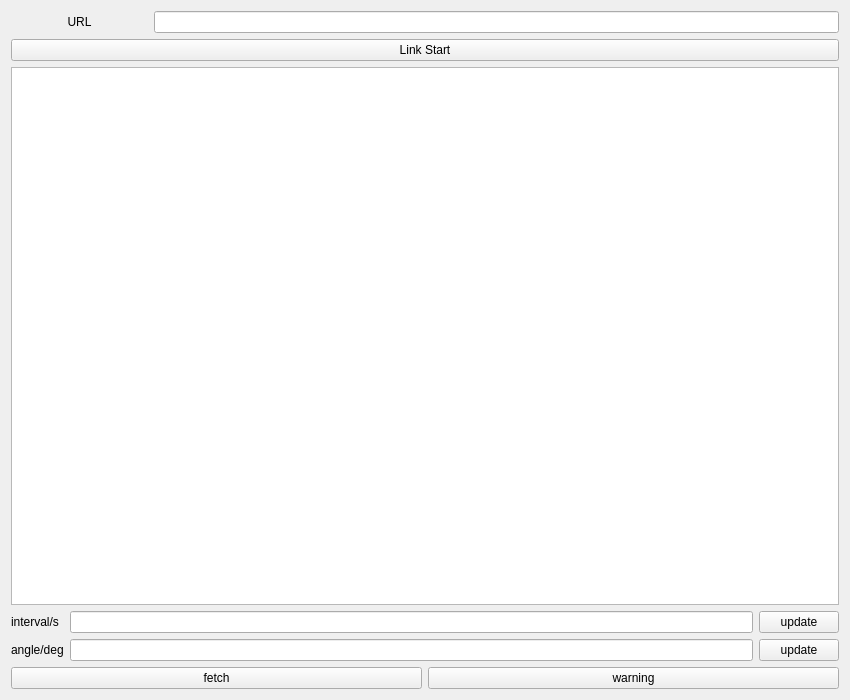
First picture: the form in windowUI/form.ui, repository XwX12596/webcontrol, before the edit.
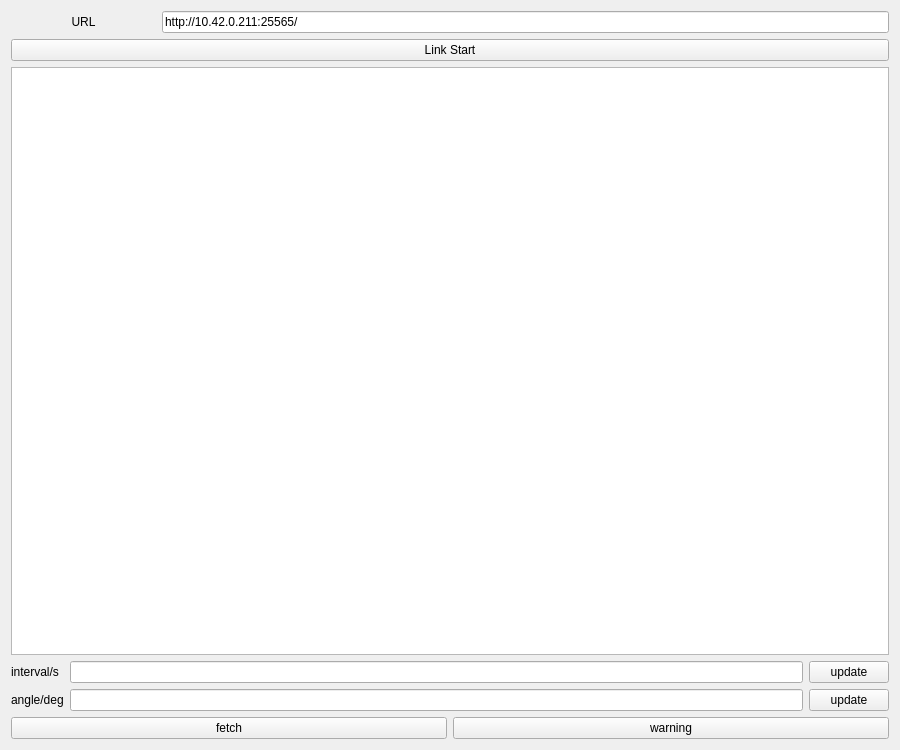
Second picture: the form after the edit.

Diff of the .ui file:
```diff
--- a/windowUI/form.ui
+++ b/windowUI/form.ui
@@ -6,8 +6,8 @@
    <rect>
     <x>0</x>
     <y>0</y>
-    <width>850</width>
-    <height>700</height>
+    <width>900</width>
+    <height>750</height>
    </rect>
   </property>
   <property name="windowTitle">
@@ -27,7 +27,11 @@
       </widget>
      </item>
      <item>
-      <widget class="QLineEdit" name="ip_LE"/>
+      <widget class="QLineEdit" name="ip_LE">
+       <property name="text">
+        <string>http://10.42.0.211:25565/</string>
+       </property>
+      </widget>
      </item>
     </layout>
    </item>
```
Left out of the diff: 24 changed lines with no effect on the pictures.
